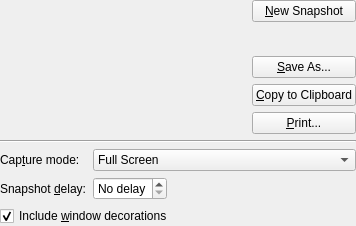
Above: ksnapshotwidget.ui from KDE/ksnapshot before the change. Below: the same form after it.
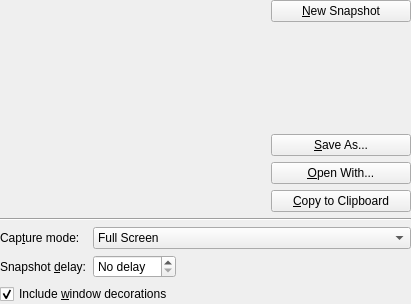
That is the form after the change. Icons and pictures are not drawn. Custom widgets are drawn as their Qt base class.

Commit message: kill the Print button add an "Open With" funktion

```diff
--- a/ksnapshotwidget.ui
+++ b/ksnapshotwidget.ui
@@ -5,8 +5,8 @@
    <rect>
     <x>0</x>
     <y>0</y>
-    <width>356</width>
-    <height>226</height>
+    <width>411</width>
+    <height>304</height>
    </rect>
   </property>
   <layout class="QGridLayout" >
@@ -181,8 +181,8 @@
        </property>
        <property name="sizeHint" >
         <size>
-         <width>16</width>
-         <height>16</height>
+         <width>140</width>
+         <height>44</height>
         </size>
        </property>
       </spacer>
@@ -200,6 +200,19 @@
        </property>
       </widget>
      </item>
+     <item>
+      <widget class="KPushButton" name="btnOpen" >
+       <property name="whatsThis" >
+        <string>Click this button to open the snapshot with an other application</string>
+       </property>
+       <property name="text" >
+        <string>&amp;Open With...</string>
+       </property>
+       <property name="icon" >
+        <iconset/>
+       </property>
+      </widget>
+     </item>
      <item>
       <widget class="KPushButton" name="btnCopy" >
        <property name="whatsThis" >
@@ -213,19 +226,6 @@
        </property>
       </widget>
      </item>
-     <item>
-      <widget class="KPushButton" name="btnPrint" >
-       <property name="whatsThis" >
-        <string>Click this button to print the current screenshot.</string>
-       </property>
-       <property name="text" >
-        <string>&amp;Print...</string>
-       </property>
-       <property name="icon" >
-        <iconset>fileprint</iconset>
-       </property>
-      </widget>
-     </item>
     </layout>
    </item>
   </layout>
@@ -234,16 +234,16 @@
  <layoutfunction spacing="KDialog::spacingHint" margin="KDialog::marginHint" />
  <pixmapfunction>SmallIconSet</pixmapfunction>
  <customwidgets>
-  <customwidget>
-   <class>KSnapshotPreview</class>
-   <extends>QWidget</extends>
-   <header>ksnapshot.h</header>
-  </customwidget>
   <customwidget>
    <class>KPushButton</class>
    <extends>QPushButton</extends>
    <header>kpushbutton.h</header>
   </customwidget>
+  <customwidget>
+   <class>KSnapshotPreview</class>
+   <extends>QWidget</extends>
+   <header>ksnapshot.h</header>
+  </customwidget>
  </customwidgets>
  <tabstops>
   <tabstop>btnNew</tabstop>
```
Left out of the diff: 4 changed lines with no effect on the pictures. The commit also changes 7 other files.
